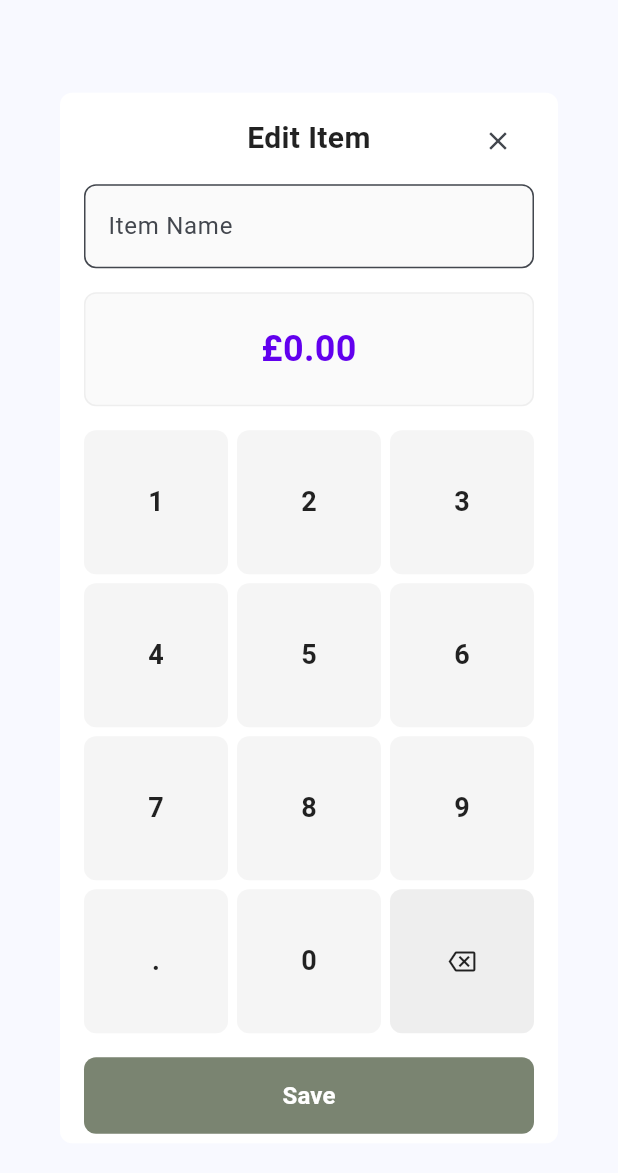
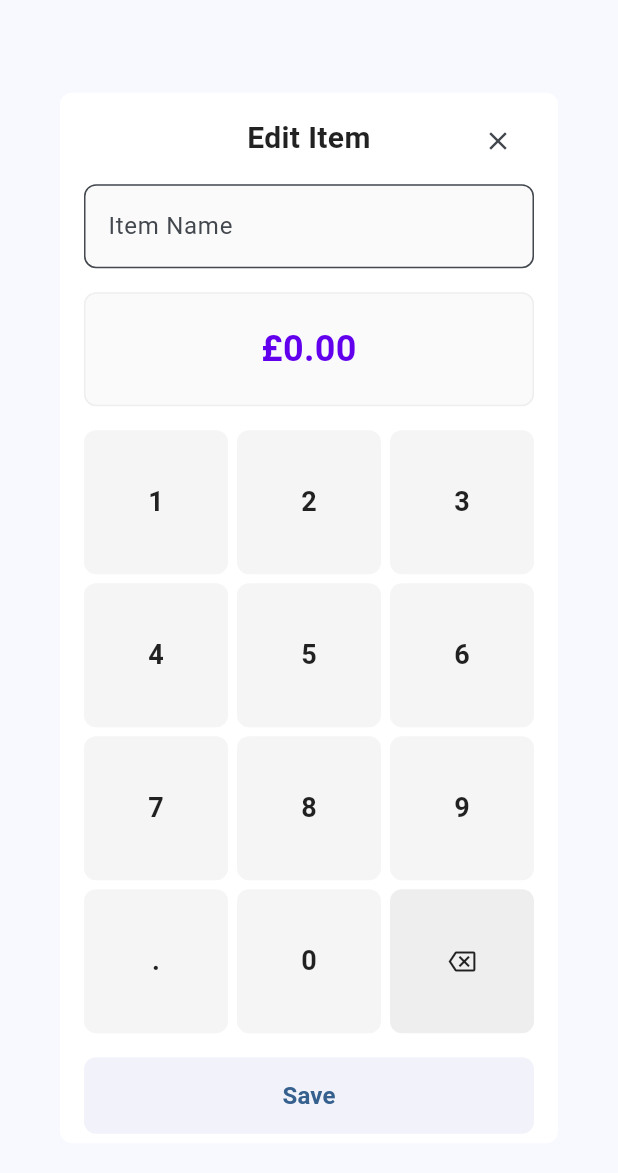
Before and after one commit to noodev8/splitdine2, a Flutter app: the _EditItemDialog widget shown alone on an empty page, opened directly with empty values, on a phone screen of 412 x 824 dp. Shown: the top 1173 px of the screen. Run offline on Flutter 3.47's test engine with Material 3 defaults, Android fonts, the phone set to English and light mode, and no system bars; our stand-ins replace image_picker, shared_preferences; accounts and stored records are empty; network calls fail.

Commit message:
Fix Save button styling on edit item calculator dialog
- Removed explicit backgroundColor and foregroundColor overrides
- Added missing overlayColor for consistent press effects
- Now uses default theme colors like other standardized buttons
- Matches Payment Summary button styling pattern
- Consistent button appearance across the entire app

🤖 Generated with [Claude Code](https://claude.ai/code)

Co-Authored-By: Claude <noreply@anthropic.com>

```diff
--- a/splitdine2_flutter/lib/screens/receipt_scan_screen.dart
+++ b/splitdine2_flutter/lib/screens/receipt_scan_screen.dart
@@ -2125,14 +2125,13 @@ class _EditItemDialogState extends State<_EditItemDialog> {
               child: ElevatedButton(
                 onPressed: _onSave,
                 style: ElevatedButton.styleFrom(
-                  backgroundColor: const Color(0xFF7A8471), // Match Guest Choices screen buttons
-                  foregroundColor: Colors.white,
                   padding: const EdgeInsets.symmetric(vertical: 14),
                   shape: RoundedRectangleBorder(
                     borderRadius: BorderRadius.circular(8),
                   ),
                   elevation: 0,
                   shadowColor: Colors.transparent,
+                  overlayColor: Colors.black.withValues(alpha: 0.05),
                 ),
                 child: const Text(
                   'Save',
```
